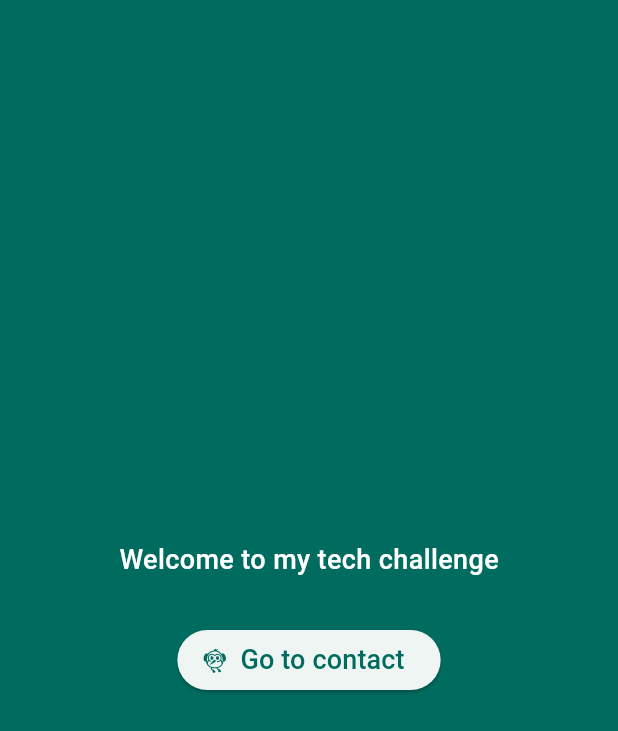
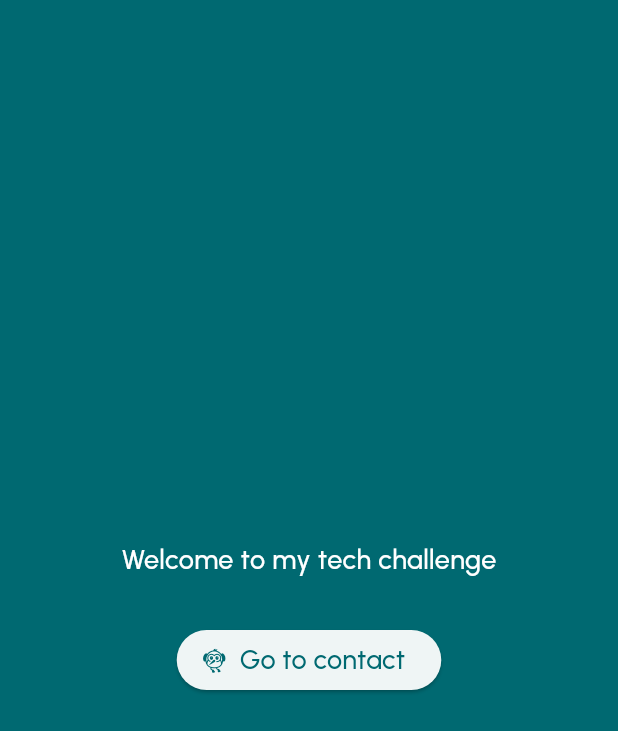
Before and after one commit to Ericgdf/tech_challenge_mpp_eric_gdf, a Flutter app: the screen it shows after launch, on a phone screen of 412 x 824 dp. Shown: the top 731 px of the screen. Run offline on Flutter 3.47's test engine with Material 2 defaults, Android fonts, the phone set to English and light mode, and no system bars; our stand-ins replace google_fonts.

Commit message:
design seed + google font

```diff
--- a/lib/main.dart
+++ b/lib/main.dart
@@ -1,5 +1,6 @@
 import 'package:flutter/material.dart';
 import 'package:url_launcher/url_launcher.dart';
+import 'package:google_fonts/google_fonts.dart';
 
 void main() {
   runApp(const MainApp());
@@ -16,7 +17,9 @@ class MainApp extends StatelessWidget {
         theme: ThemeData(
           useMaterial3: true,
           colorScheme: ColorScheme.fromSeed(
-              seedColor: const Color.fromARGB(255, 14, 96, 86)),
+              seedColor: const Color.fromARGB(255, 24, 122, 131)),
+          fontFamily:
+              GoogleFonts.urbanist(fontWeight: FontWeight.w500).fontFamily,
         ),
         home: HomePage());
   }
@@ -29,15 +32,17 @@ class HomePage extends StatelessWidget {
 
   @override
   Widget build(BuildContext context) {
-    final theme = Theme.of(context);
     return Scaffold(
-      backgroundColor: theme.colorScheme.primary,
+      backgroundColor: Theme.of(context).colorScheme.primary,
       body: Center(
         child: Column(
           mainAxisAlignment: MainAxisAlignment.center,
           children: [
             const Text('Welcome to my tech challenge',
-                style: TextStyle(fontSize: 18, fontWeight: FontWeight.w500, color: Colors.white)),
+                style: TextStyle(
+                    fontSize: 18,
+                    fontWeight: FontWeight.w500,
+                    color: Colors.white)),
             const SizedBox(height: 30),
             ElevatedButton.icon(
               onPressed: () {
--- a/pubspec.yaml
+++ b/pubspec.yaml
@@ -9,6 +9,7 @@ environment:
 dependencies:
   flutter:
     sdk: flutter
+  google_fonts: ^5.0.0
   url_launcher: ^6.1.11
 
 dev_dependencies:
```
Also changed, not shown: pubspec.lock, 2 other files.
